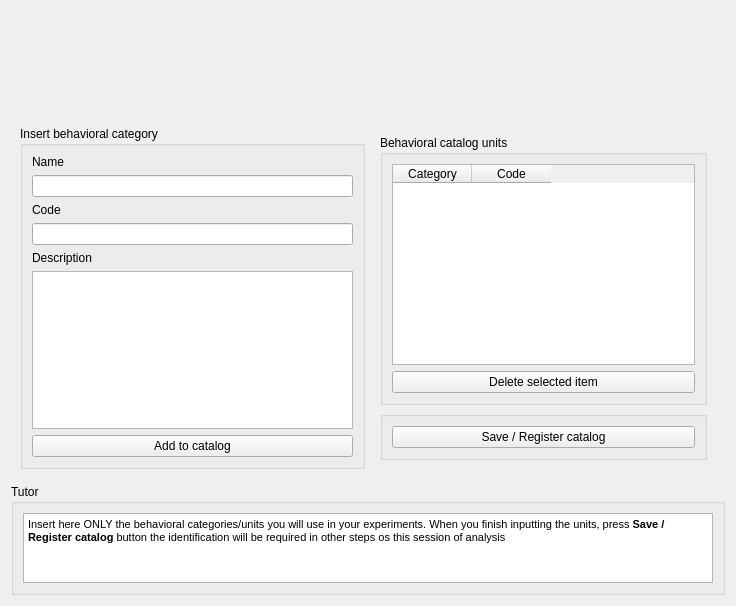
This is src/telacadastrocatalago.ui in EthoWatcher/ethowatcher as Qt 5 draws it before an edit. The edited form follows.
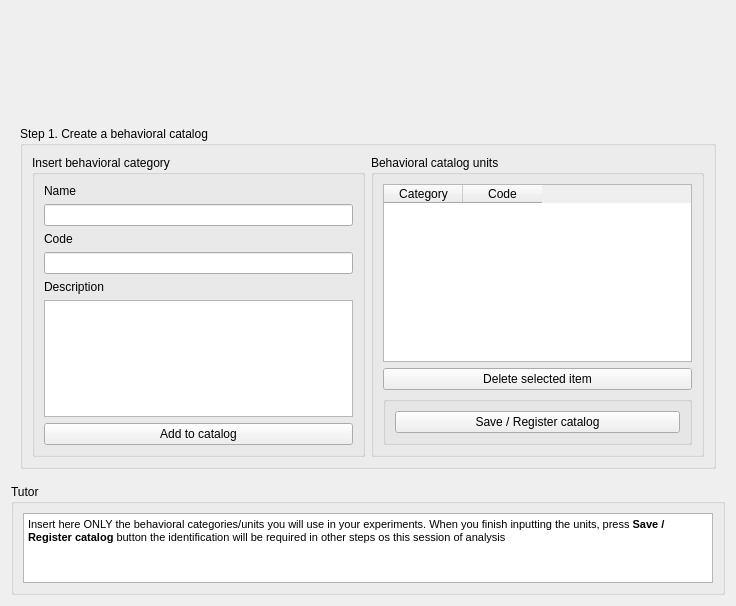
This is the edited form. Icons and pictures are not drawn.

```diff
--- a/src/telacadastrocatalago.ui
+++ b/src/telacadastrocatalago.ui
@@ -49,6 +49,12 @@
      </property>
      <layout class="QHBoxLayout" name="horizontalLayout">
       <item>
+       <widget class="QGroupBox" name="groupBox_5">
+        <property name="title">
+         <string>Step 1. Create a behavioral catalog</string>
+        </property>
+        <layout class="QHBoxLayout" name="horizontalLayout_2">
+         <item>
        <widget class="QGroupBox" name="groupBox">
         <property name="title">
          <string>Insert behavioral category</string>
@@ -118,9 +124,6 @@
        </widget>
       </item>
       <item>
-       <widget class="QWidget" name="widget_2" native="true">
-        <layout class="QVBoxLayout" name="verticalLayout_4">
-         <item>
           <widget class="QGroupBox" name="groupBox_2">
            <property name="title">
             <string>Behavioral catalog units</string>
@@ -186,9 +189,6 @@
               </property>
              </widget>
             </item>
-           </layout>
-          </widget>
-         </item>
          <item>
           <widget class="QGroupBox" name="groupBox_4">
            <property name="maximumSize">
@@ -206,6 +206,9 @@
               <property name="text">
                <string>Save / Register catalog</string>
               </property>
+                </widget>
+               </item>
+              </layout>
              </widget>
             </item>
            </layout>
```
Lines whose indentation alone changed are shown as unchanged.
